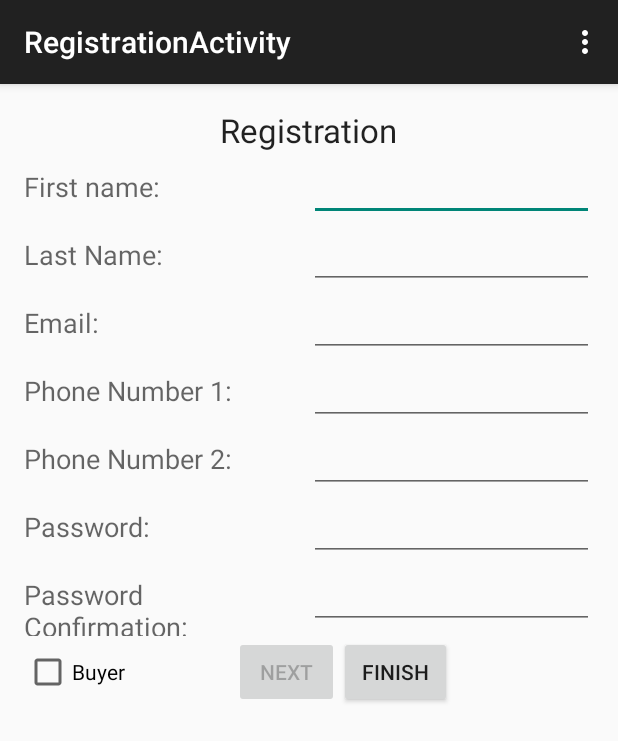
After one commit to Davideini/AndroidMaps, an Android app: the RegistrationActivity screen opened directly, with no data from a screen before it, on a phone screen of 412 x 824 dp. The commit adds this screen. Shown: the top 741 px of the screen. Run offline under Robolectric (Android 15) with nearby library versions, the phone set to English and light mode, and no system bars; network calls fail.

Commit message:
activity+xml: registration,change password, change personnel details. Class: inputValidator

```diff
--- /dev/null
+++ b/app/src/main/java/com/sce3/thirdyear/androidmaps/RegistrationActivity.java
@@ -0,0 +1,187 @@
+package com.sce3.thirdyear.androidmaps;
+
+import android.support.v7.app.ActionBarActivity;
+import android.os.Bundle;
+import android.view.Menu;
+import android.view.MenuItem;
+import android.widget.CheckBox;
+import android.widget.Button;
+import android.view.View;
+import android.view.View.OnClickListener;
+import android.widget.EditText;
+import android.widget.Toast;
+import com.sce3.thirdyear.classes.InputValidator;
+
+public class RegistrationActivity extends ActionBarActivity {
+    private CheckBox buy;
+    private Button next;
+    private Button finish;
+    private OnClickListener checkBoxListener;
+    private OnClickListener FinishButtonListener;
+    private EditText FN;
+    private EditText LN;
+    private EditText Phone1;
+    private EditText Phone2;
+    private EditText Pass;
+    private EditText PassConfirm;
+    private EditText Email;
+    @Override
+    protected void onCreate(Bundle savedInstanceState) {
+        super.onCreate(savedInstanceState);
+        setContentView(R.layout.activity_registration);
+
+        buy=(CheckBox)findViewById(R.id.checkBoxBuyer);
+        next = (Button)findViewById(R.id.buttonNext);
+        next.setEnabled(false);
+        finish=(Button)findViewById(R.id.buttonFinish);
+        FN=(EditText)findViewById(R.id.TextBoxFN);
+        LN=(EditText)findViewById(R.id.TextBoxLN);
+        Phone1=(EditText)findViewById(R.id.TextBoxPN1);
+        Phone2=(EditText)findViewById(R.id.TextBoxPN2);
+        Email=(EditText)findViewById(R.id.TextBoxEmail);
+        Pass=(EditText)findViewById(R.id.TextBoxPass);
+        PassConfirm=(EditText)findViewById(R.id.TextBoxPassConfirm);
+
+        FinishButtonListener=new OnClickListener() {
+            @Override
+            public void onClick(View view) {
+
+                final String FirstName=FN.getText().toString();
+                final String LastName=LN.getText().toString();
+                final String PhoneNumber1=Phone1.getText().toString();
+                final String PhoneNumber2=Phone2.getText().toString();
+                final String EmailAddress=Email.getText().toString();
+                final String Password=Pass.getText().toString();
+                final String PasswordConfirmation=PassConfirm.getText().toString();
+
+                if(!InputValidator.EmptyField(FirstName))
+                {
+                    FN.requestFocus();
+                    FN.setError("FIELD CANNOT BE EMPTY");
+                }
+                else if(!InputValidator.Name(FirstName))
+                {
+                    FN.requestFocus();
+                    FN.setError("ENTER ONLY ALPHABETICAL CHARACTER");
+                }
+                else if(!InputValidator.EmptyField(LastName))
+                {
+                    LN.requestFocus();
+                    LN.setError("FIELD CANNOT BE EMPTY");
+                }
+                else if(!InputValidator.Name(LastName))
+                {
+                    LN.requestFocus();
+                    LN.setError("ENTER ONLY ALPHABETICAL CHARACTER");
+                }
+                else if(!InputValidator.EmptyField(EmailAddress))
+                {
+                    Email.requestFocus();
+                    Email.setError("FIELD CANNOT BE EMPTY");
+                }
+                else if(!InputValidator.Email(EmailAddress))
+                {
+                    Email.requestFocus();
+                    Email.setError("Please enter a valid Email");
+                }
+                else if(!InputValidator.EmptyField(PhoneNumber1))
+                {
+                    Phone1.requestFocus();
+                    Phone1.setError("FIELD CANNOT BE EMPTY");
+                }
+                else if(!InputValidator.Phone(PhoneNumber1))
+                {
+                    Phone1.requestFocus();
+                    Phone1.setError("Please enter a valid Phone number");
+                }
+                else if(!InputValidator.EmptyField(PhoneNumber2))
+                {
+                    Phone2.requestFocus();
+                    Phone2.setError("FIELD CANNOT BE EMPTY"
+                             +"you can right the same number as in phone number 1");
+                }
+                else if(!InputValidator.Phone(PhoneNumber2))
+                {
+                    Phone2.requestFocus();
+                    Phone2.setError("Please enter a valid Phone number \n" +
+                            "you can write the same number as in phone number 1");
+                }
+                else if(!InputValidator.EmptyField(Password))
+                {
+                    Pass.requestFocus();
+                    Pass.setError("FIELD CANNOT BE EMPTY");
+                }
+                else if(!InputValidator.Password(Password))
+                {
+                    Pass.requestFocus();
+                    Pass.setError("Password can contain only 8 to 15 (included) alphabetical letters and/or digitis");
+                }
+                else if(!InputValidator.EmptyField(PasswordConfirmation))
+                {
+                    PassConfirm.requestFocus();
+                    PassConfirm.setError("FIELD CANNOT BE EMPTY");
+                }
+                else if(!InputValidator.Password(PasswordConfirmation))
+                {
+                    PassConfirm.requestFocus();
+                    PassConfirm.setError("Password can contain only 8 to 15 (included) alphabetical letters and/or digitis");
+                }
+                else if(!PasswordConfirmation.equals(Password))
+                {
+                    PassConfirm.requestFocus();
+                    PassConfirm.setError("Wrong Password Confirmation");
+                }
+                else
+                {
+                    Toast.makeText(RegistrationActivity.this,"Validation Successful",Toast.LENGTH_LONG).show();
+                }
+            }
+        };
+        checkBoxListener =new OnClickListener() {
+
+            @Override
+            public void onClick(View v) {
+
+
+                if(buy.isChecked()) {
+                    finish.setEnabled(false);
+                    next.setEnabled(true);
+                }
+
+                else{
+                    finish.setEnabled(true);
+                    next.setEnabled(false);
+                }
+
+
+            }
+        };
+
+        buy.setOnClickListener(checkBoxListener);
+        finish.setOnClickListener(FinishButtonListener);
+
+    }
+
+
+    @Override
+    public boolean onCreateOptionsMenu(Menu menu) {
+        // Inflate the menu; this adds items to the action bar if it is present.
+        getMenuInflater().inflate(R.menu.menu_registration, menu);
+        return true;
+    }
+
+    @Override
+    public boolean onOptionsItemSelected(MenuItem item) {
+        // Handle action bar item clicks here. The action bar will
+        // automatically handle clicks on the Home/Up button, so long
+        // as you specify a parent activity in AndroidManifest.xml.
+        int id = item.getItemId();
+
+        //noinspection SimplifiableIfStatement
+        if (id == R.id.action_settings) {
+            return true;
+        }
+
+        return super.onOptionsItemSelected(item);
+    }
+}
--- /dev/null
+++ b/app/src/main/res/layout/activity_registration.xml
@@ -0,0 +1,215 @@
+<RelativeLayout xmlns:android="http://schemas.android.com/apk/res/android"
+    xmlns:tools="http://schemas.android.com/tools" android:layout_width="match_parent"
+    android:layout_height="match_parent" android:paddingLeft="@dimen/activity_horizontal_margin"
+    android:paddingRight="@dimen/activity_horizontal_margin"
+    android:paddingTop="@dimen/activity_vertical_margin"
+    android:paddingBottom="@dimen/activity_vertical_margin" tools:context=".RegistrationActivity"
+    android:weightSum="1">
+
+    <TextView
+        android:layout_width="wrap_content"
+        android:layout_height="wrap_content"
+        android:textAppearance="?android:attr/textAppearanceLarge"
+        android:text="Registration"
+        android:id="@+id/textView2"
+        android:layout_alignParentTop="true"
+        android:layout_centerHorizontal="true" />
+
+    <TableLayout
+        android:layout_width="fill_parent"
+        android:layout_height="wrap_content"
+        android:layout_alignParentTop="true"
+        android:layout_alignParentLeft="true"
+        android:layout_alignParentStart="true"
+        android:layout_marginTop="30dp">
+
+        <TableRow
+            android:layout_width="fill_parent"
+            android:layout_height="fill_parent">
+
+            <TextView
+                android:layout_width="0dp"
+                android:layout_height="30dp"
+                android:textAppearance="?android:attr/textAppearanceMedium"
+                android:text="First name: "
+                android:id="@+id/textFN"
+                android:layout_weight="1" />
+
+            <EditText
+                android:layout_width="0dp"
+                android:layout_height="wrap_content"
+                android:inputType="textPersonName"
+                android:text=""
+                android:ems="10"
+                android:id="@+id/TextBoxFN"
+                android:layout_weight="1" />
+
+        </TableRow>
+
+        <TableRow
+            android:layout_width="fill_parent"
+            android:layout_height="fill_parent">
+
+            <TextView
+                android:layout_width="0dp"
+                android:layout_height="20dp"
+                android:textAppearance="?android:attr/textAppearanceMedium"
+                android:text="Last Name: "
+                android:id="@+id/textLN"
+                android:layout_weight="1"
+                android:layout_column="0" />
+
+            <EditText
+                android:layout_width="0dp"
+                android:layout_height="wrap_content"
+                android:inputType="textPersonName"
+                android:text=""
+                android:ems="10"
+                android:id="@+id/TextBoxLN"
+                android:layout_column="1"
+                android:layout_weight="1" />
+        </TableRow>
+
+        <TableRow
+            android:layout_width="fill_parent"
+            android:layout_height="fill_parent" >
+
+            <TextView
+                android:layout_width="0dp"
+                android:layout_height="25dp"
+                android:textAppearance="?android:attr/textAppearanceMedium"
+                android:text="Email: "
+                android:id="@+id/textEmail"
+                android:layout_weight="1" />
+
+            <EditText
+                android:layout_width="0dp"
+                android:layout_height="wrap_content"
+                android:text=""
+                android:ems="10"
+                android:id="@+id/TextBoxEmail"
+                android:inputType="textEmailAddress"
+                android:layout_weight="1" />
+        </TableRow>
+
+        <TableRow
+            android:layout_width="fill_parent"
+            android:layout_height="fill_parent">
+
+            <TextView
+                android:layout_width="0dp"
+                android:layout_height="25dp"
+                android:textAppearance="?android:attr/textAppearanceMedium"
+                android:text="Phone Number 1: "
+                android:id="@+id/textPN"
+                android:layout_weight="1"/>
+
+            <EditText
+                android:layout_width="0dp"
+                android:layout_height="wrap_content"
+                android:inputType="phone"
+                android:ems="10"
+                android:id="@+id/TextBoxPN1"
+                android:layout_column="1"
+                android:layout_weight="1" />
+        </TableRow>
+
+        <TableRow
+            android:layout_width="fill_parent"
+            android:layout_height="fill_parent">
+
+            <TextView
+                android:layout_width="0dp"
+                android:layout_height="25dp"
+                android:textAppearance="?android:attr/textAppearanceMedium"
+                android:text="Phone Number 2: "
+                android:id="@+id/textPN2"
+                android:layout_weight="1" />
+
+            <EditText
+                android:layout_width="0dp"
+                android:layout_height="wrap_content"
+                android:inputType="phone"
+                android:ems="10"
+                android:id="@+id/TextBoxPN2"
+                android:layout_column="1"
+                android:layout_weight="1" />
+        </TableRow>
+
+        <TableRow
+            android:layout_width="fill_parent"
+            android:layout_height="fill_parent">
+
+            <TextView
+                android:layout_width="0dp"
+                android:layout_height="25dp"
+                android:textAppearance="?android:attr/textAppearanceMedium"
+                android:text="Password: "
+                android:id="@+id/textPass"
+                android:layout_weight="1" />
+
+            <EditText
+                android:layout_width="0dp"
+                android:layout_height="wrap_content"
+                android:inputType="textPassword"
+                android:ems="10"
+                android:id="@+id/TextBoxPass"
+                android:layout_weight="1" />
+        </TableRow>
+
+        <TableRow
+            android:layout_width="match_parent"
+            android:layout_height="fill_parent">
+
+            <TextView
+                android:layout_width="0dp"
+                android:layout_height="50dp"
+                android:textAppearance="?android:attr/textAppearanceMedium"
+                android:text="Password Confirmation: "
+                android:id="@+id/textPassConfirm"
+                android:layout_weight="1" />
+
+            <EditText
+                android:layout_width="0dp"
+                android:layout_height="wrap_content"
+                android:inputType="textPassword"
+                android:ems="10"
+                android:id="@+id/TextBoxPassConfirm"
+                android:layout_weight="1" />
+        </TableRow>
+
+        <TableRow
+            android:layout_width="fill_parent"
+            android:layout_height="fill_parent">
+
+            <CheckBox
+
+                android:layout_width="140dp"
+                android:layout_height="30dp"
+                android:text="Buyer"
+                android:id="@+id/checkBoxBuyer"
+                android:checked="false"
+                android:clickable="false" />
+
+            <Button
+                android:layout_width="70dp"
+                android:layout_height="wrap_content"
+                android:text="Next"
+                android:id="@+id/buttonNext"
+                android:layout_column="24"
+                />
+
+            <Button
+                android:layout_width="75dp"
+                android:layout_height="wrap_content"
+                android:text="Finish"
+                android:id="@+id/buttonFinish"
+                android:layout_column="24"
+                />
+
+        </TableRow>
+
+    </TableLayout>
+
+
+</RelativeLayout>
--- a/app/src/main/res/layout/historyitem.xml
+++ b/app/src/main/res/layout/historyitem.xml
@@ -65,7 +65,7 @@
         android:layout_alignParentTop="true"
         android:layout_alignParentStart="true"
         android:layout_alignBottom="@+id/tableLayout2"
-        android:src="@drawable/x"
+        android:src="@drawable/logo"
         android:scaleType="centerCrop" />
 
 </RelativeLayout>
--- /dev/null
+++ b/app/src/main/res/menu/menu_registration.xml
@@ -0,0 +1,7 @@
+<menu xmlns:android="http://schemas.android.com/apk/res/android"
+    xmlns:app="http://schemas.android.com/apk/res-auto"
+    xmlns:tools="http://schemas.android.com/tools"
+    tools:context="com.sce3.thirdyear.androidmaps.RegistrationActivity">
+    <item android:id="@+id/action_settings" android:title="@string/action_settings"
+        android:orderInCategory="100" app:showAsAction="never" />
+</menu>
--- a/app/src/main/res/values/strings.xml
+++ b/app/src/main/res/values/strings.xml
@@ -9,4 +9,8 @@
     <string name="title_activity_maps">Map</string>
     <string name="title_activity_house_details">HouseDetailsActivity</string>
     <string name="title_activity_history">HistoryActivity</string>
+    <string name="title_activity_registration">RegistrationActivity</string>
+    <string name="title_activity_update_user_details">UpdateUserDetailsActivity</string>
+    <string name="title_activity_change_password">ChangePasswordActivity</string>
+
 </resources>
```
Also changed, not shown: app/src/main/AndroidManifest.xml (+21 -9 lines), 3 other files.
